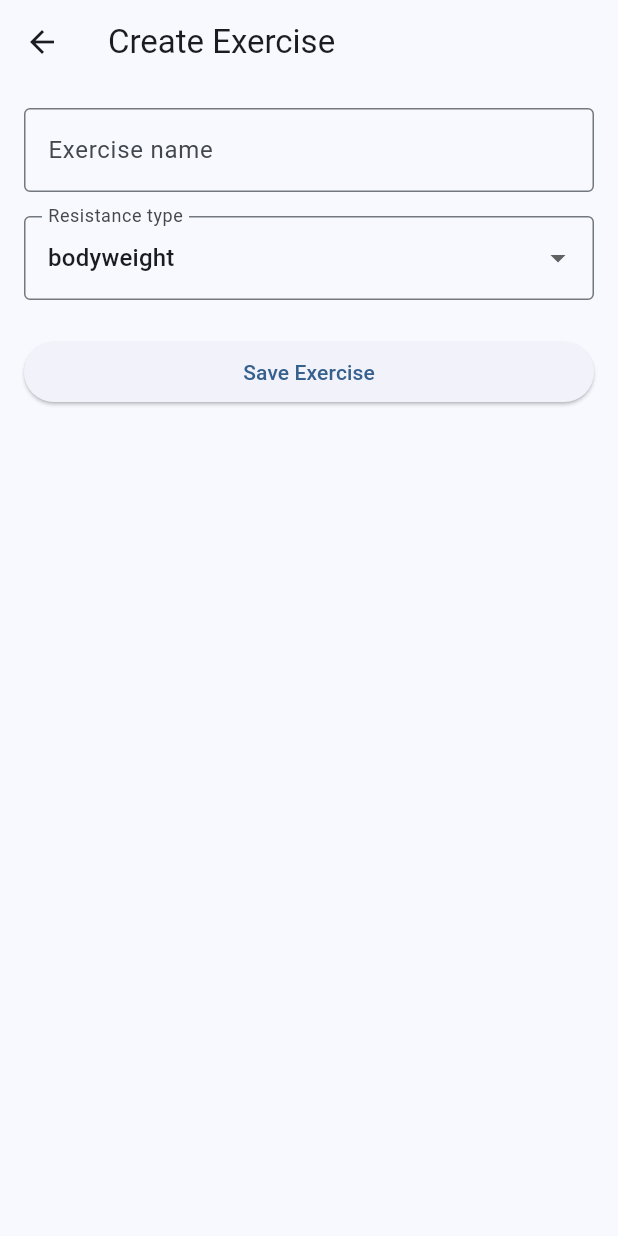
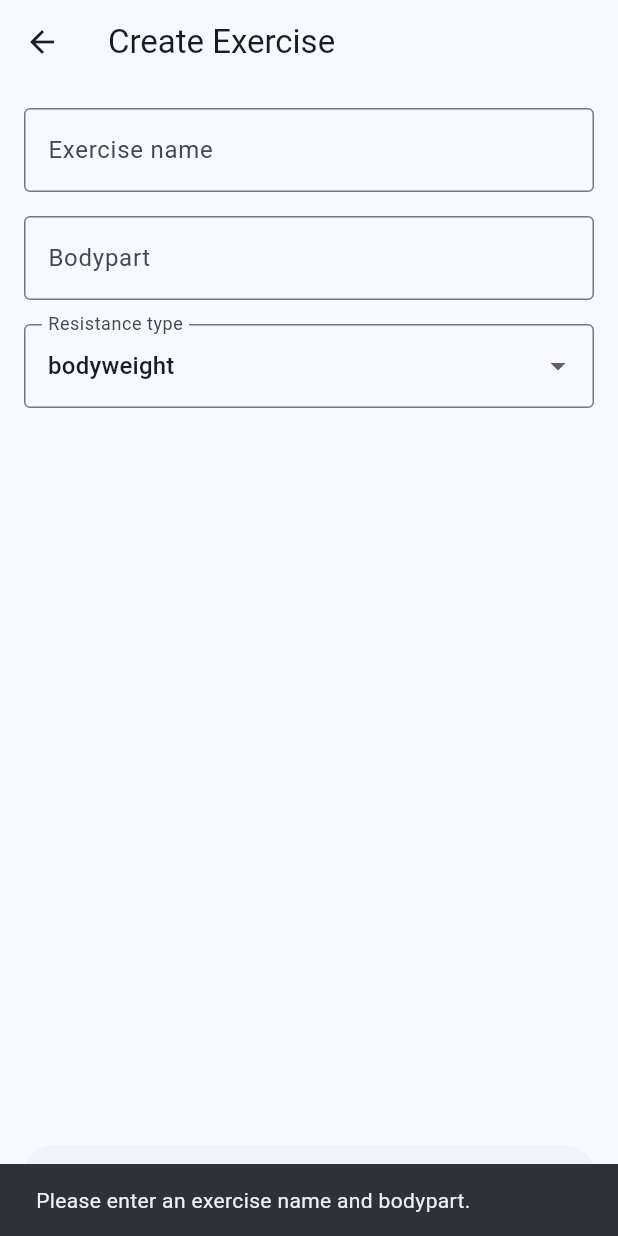
Before and after one commit to AdamOsinski/workoutlog_app, a Flutter app: the CreateExerciseScreen screen opened directly with empty values, after a tap on "Save Exercise", on a phone screen of 412 x 824 dp. Run offline on Flutter 3.47's test engine with Material 3 defaults, Android fonts, the phone set to English and light mode, and no system bars; our stand-ins replace drift, material_ui; accounts and stored records are empty; generated files the repository leaves out were written again.

Commit message:
Add Exercises to Workouts

```diff
--- a/lib/app/app.dart
+++ b/lib/app/app.dart
@@ -24,8 +24,9 @@ class WorkoutLogApp extends StatelessWidget {
       debugShowCheckedModeBanner: false,
       theme: AppTheme.lightTheme,
       home: HomeScreen(
-        workoutRepository : workoutRepository,
-      ),
+      workoutRepository: workoutRepository,
+      exerciseRepository: exerciseRepository,
+    ),
     );
   }
 }
--- a/lib/database/tables/exercises.dart
+++ b/lib/database/tables/exercises.dart
@@ -1,7 +1,15 @@
 import 'package:drift/drift.dart';
 
 class Exercises extends Table {
-  IntColumn get id => integer().autoIncrement()(); // Primary key, auto-incremented
-  TextColumn get name => text()(); // Name of the exercise
-  TextColumn get resistanceType => text()(); // Type of resistance for the exercise
+  IntColumn get id => integer().autoIncrement()();
+
+  TextColumn get name => text()();
+
+  TextColumn get resistanceType => text()();
+
+  // Fixed equipment resistance in kg.
+  // Null for exercises that use bodyweight as their baseline.
+  RealColumn get baseResistance => real().nullable()();
+
+  TextColumn get bodypart => text()();
 }
--- a/lib/screens/exercises/create_exercise_screen.dart
+++ b/lib/screens/exercises/create_exercise_screen.dart
@@ -1,3 +1,4 @@
+
 import 'package:material_ui/material_ui.dart';
 
 import '../../models/resistance_type.dart';
@@ -8,22 +9,26 @@ class CreateExerciseScreen extends StatefulWidget {
 
   const CreateExerciseScreen({
     super.key,
-    required this.repository
+    required this.repository,
   });
 
   @override
   State<CreateExerciseScreen> createState() =>
-  _CreateExerciseScreenState();
+      _CreateExerciseScreenState();
 }
 
 class _CreateExerciseScreenState extends State<CreateExerciseScreen> {
   final _nameController = TextEditingController();
+  final _bodypartController = TextEditingController();
+  final _baseResistanceController = TextEditingController();
 
   ResistanceType _selectedType = ResistanceType.bodyweight;
 
   @override
   void dispose() {
     _nameController.dispose();
+    _bodypartController.dispose();
+    _baseResistanceController.dispose();
     super.dispose();
   }
 
@@ -33,19 +38,41 @@ class _CreateExerciseScreenState extends State<CreateExerciseScreen> {
 
   Future<void> _saveExercise() async {
     final name = _nameController.text.trim();
+    final bodypart = _bodypartController.text.trim();
+    final resistanceText = _baseResistanceController.text.trim();
 
-    if (name.isEmpty) {
+    if (name.isEmpty || bodypart.isEmpty) {
+      ScaffoldMessenger.of(context).showSnackBar(
+        const SnackBar(
+          content: Text('Please enter an exercise name and bodypart.'),
+        ),
+      );
       return;
     }
 
-    await widget.repository.addExercise(
+    final baseResistance = resistanceText.isEmpty
+        ? null
+        : double.tryParse(resistanceText);
+
+    if (resistanceText.isNotEmpty && baseResistance == null) {
+      ScaffoldMessenger.of(context).showSnackBar(
+        const SnackBar(
+          content: Text('Please enter a valid resistance in kg.'),
+        ),
+      );
+      return;
+    }
+
+    final exerciseId = await widget.repository.addExercise(
       name: name,
       resistanceType: _typeToString(_selectedType),
+      bodypart: bodypart,
+      baseResistance: baseResistance,
     );
 
     if (!mounted) return;
 
-    Navigator.pop(context, true);
+    Navigator.pop(context, exerciseId);
   }
 
   @override
@@ -63,9 +90,15 @@ class _CreateExerciseScreenState extends State<CreateExerciseScreen> {
                 border: OutlineInputBorder(),
               ),
             ),
-
             const SizedBox(height: 16),
-
+            TextField(
+              controller: _bodypartController,
+              decoration: const InputDecoration(
+                labelText: 'Bodypart',
+                border: OutlineInputBorder(),
+              ),
+            ),
+            const SizedBox(height: 16),
             DropdownButtonFormField<ResistanceType>(
               initialValue: _selectedType,
               decoration: const InputDecoration(
@@ -73,7 +106,10 @@ class _CreateExerciseScreenState extends State<CreateExerciseScreen> {
                 border: OutlineInputBorder(),
               ),
               items: ResistanceType.values.map((type) {
-                return DropdownMenuItem(value: type, child: Text(type.name));
+                return DropdownMenuItem(
+                  value: type,
+                  child: Text(type.name),
+                );
               }).toList(),
               onChanged: (value) {
                 if (value != null) {
@@ -83,9 +119,20 @@ class _CreateExerciseScreenState extends State<CreateExerciseScreen> {
                 }
               },
             ),
-
-            const SizedBox(height: 24),
-
+            const SizedBox(height: 16),
+            if (_selectedType != ResistanceType.bodyweight)
+              TextField(
+                controller: _baseResistanceController,
+                keyboardType: const TextInputType.numberWithOptions(
+                  decimal: true,
+                ),
+                decoration: const InputDecoration(
+                  labelText: 'Base resistance (kg)',
+                  hintText: 'e.g. 20',
+                  border: OutlineInputBorder(),
+                ),
+              ),
+            const Spacer(),
             SizedBox(
               width: double.infinity,
               child: ElevatedButton(
```
Also changed, not shown: lib/database/database.dart (+15 -4 lines), lib/database/tables/set_results.dart (+25 -10 lines), lib/database/tables/workout_exercise_sets.dart (added, +26 -0 lines), lib/database/tables/workout_exercises.dart (+13 -11 lines), lib/database/tables/workouts.dart (+6 -2 lines), lib/repositories/exercise_repository.dart (+18 -8 lines), lib/repositories/workout_repository.dart (+47 -7 lines), lib/screens/home/home_screen.dart (+7 -3 lines), lib/screens/workouts/workout_details_screen.dart (+138 -37 lines), lib/screens/workouts/workout_list_screen.dart (+22 -7 lines), lib/database/database.g.dart, 1 other file.
